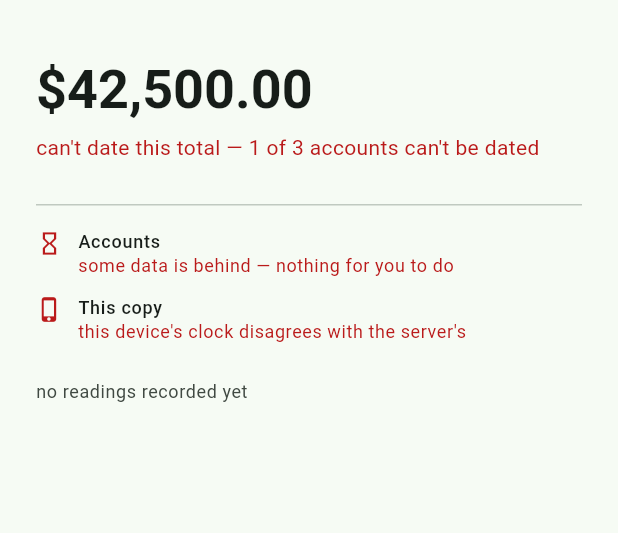
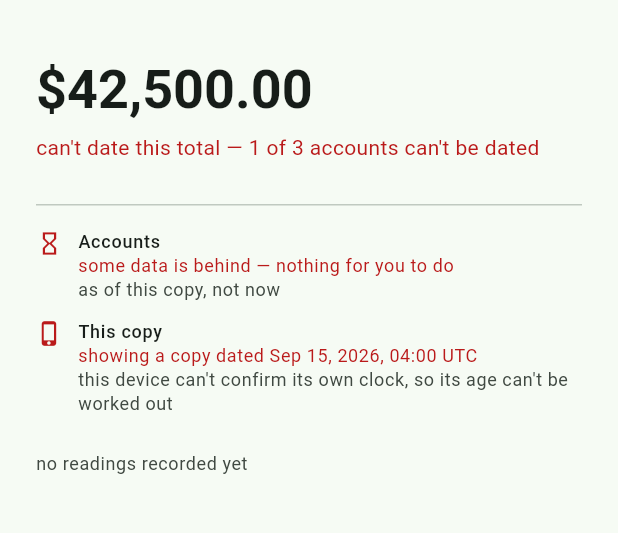
Before and after one commit to orzzzl/networth, a Flutter app: the screen it shows after launch, on a phone screen of 412 x 824 dp, the part 63-596 px from its top. Run offline on Flutter 3.47's test engine with Material 3 defaults, Android fonts, the phone set to English and light mode, and no system bars; our stand-ins replace flutter_secure_storage.

Commit message:
Task 22: the copy row says why, and only one branch may blame the host
§9.1's predicate computes a reason and `SnapshotView` threw it away: the row
read the `CopyFreshness` enum, so the whole verdict collapsed to three strings.
One of them, `copyStale`, was *"overdue — nothing new since <t>"* — which is
`HOST_NOT_PUBLISHING`, a claim about the server, asserted on the strength of the
stale indicator alone.

The predicate reaches `COPY_STALE` by two routes, and the other one is
`CANNOT_CHECK`: the phone could not reach the server. This build performs no
fetches at all, so its diagnostics are `DiagnosticsAbsent` and every stale copy
takes that route — meaning the shipped default screen told the owner nothing had
been published by a host it had never once contacted. That is the exact
misattribution §9.1 names as its reason for splitting the two.

`copyUnknown` had the same shape: one sentence, *"this device's clock disagrees
with the server's"*, for all three `ClockDisagreement` values. Only the first is
about two clocks disagreeing; `deviceClockMovedBackwards` is this device
contradicting itself and is the only one fixable here; `clockContinuityUnknown`
is the *absence* of evidence, and calling that a disagreement is the confident
answer §9.1 rule 1 forbids. It is also what the build renders today, since
`HomePage` fails closed to `noAnchor` until this task's monotonic source lands —
so the merged string was wrong on the default screen, not in a corner.

Now: line one is the copy's age and names no cause; line two is the cause, one
sentence per thing the owner might do about it, and exactly one branch —
`HostNotPublishing`, where all three conjuncts held — may speak about the
server. `connectionAsOfCopy` adds §9.2's third rule, labelling the payload's
connection state historical over a copy that is not current.

`copy_text.dart` is public and separate because the widget path cannot reach
most of it: eight of the twelve sentences need fetch records this build never
writes, and left private in the view they would have been eight strings nothing
could pin. That is how the deleted sentence survived — computed correctly, then
rendered by a branch no test looked at.

357 tests (332 before), analyze clean, secret scan clean.

```diff
--- a/app/lib/l10n/app_en.arb
+++ b/app/lib/l10n/app_en.arb
@@ -74,14 +74,91 @@
     "placeholders": { "timestamp": { "type": "String" } }
   },
 
-  "copyStale": "overdue — nothing new since {timestamp}",
+  "copyStale": "showing a copy from {timestamp}",
   "@copyStale": {
+    "description": "The age of the copy on screen, and nothing else. Through task 22 this read 'overdue — nothing new since {timestamp}', which asserts DESIGN.md §9.1's HOST_NOT_PUBLISHING — a claim about the server — for every stale copy, including the ones the phone reached CANNOT_CHECK on precisely because it could not reach the server. The cause now goes on its own line below, so a phone that cannot check says so instead of blaming a host it never spoke to.",
     "placeholders": { "timestamp": { "type": "String" } }
   },
 
-  "copyUnknown": "this device's clock disagrees with the server's",
-  "@copyUnknown": {
-    "description": "Neither clock is called wrong, because this side cannot tell which one is. DESIGN.md §9.1 rule 1: the two clocks are never merged."
+  "copyUnknownShowing": "showing a copy dated {timestamp}",
+  "@copyUnknownShowing": {
+    "description": "The COPY_UNKNOWN counterpart of copyStale. Says 'dated' rather than 'from' because the whole state is that this device cannot place the copy in time — 'from' quietly claims the age the copyUnknown* reason lines go on to disclaim.",
+    "placeholders": { "timestamp": { "type": "String" } }
+  },
+
+  "copyReasonHostNotPublishing": "nothing newer has been published — your server last confirmed this copy {timestamp}",
+  "@copyReasonHostNotPublishing": {
+    "description": "DESIGN.md §9.1 HOST_NOT_PUBLISHING. This is the ONLY copy string that makes a claim about the server, and it earns it: all three conjuncts held, meaning the phone reached the host and the host offered nothing newer. The confirmation instant is in the sentence because a claim about someone else is worth what its last check is worth.",
+    "placeholders": { "timestamp": { "type": "String" } }
+  },
+
+  "copyReasonNeverFetched": "this device hasn't checked yet",
+  "@copyReasonNeverFetched": {
+    "description": "§9.1's 'never fetched'. Says only that, and asks for nothing: a new install has no problem."
+  },
+
+  "copyReasonOffline": "no network here, so it couldn't check",
+  "@copyReasonOffline": {
+    "description": "FetchFailureClass.offline. Ordinary and self-correcting; the wording deliberately gives the owner nothing to do."
+  },
+
+  "copyReasonHostUnreachable": "the network is fine, but your server didn't answer",
+  "@copyReasonHostUnreachable": {
+    "description": "FetchFailureClass.hostUnreachable — what a lost VPS looks like from the only screen that can report it. Names the network as working because that is the whole distinction from copyReasonOffline, and the two sit at opposite ends of how much the owner should care (§9.1)."
+  },
+
+  "copyReasonCredentialRejected": "your server refused this device — it needs pairing again",
+  "@copyReasonCredentialRejected": {
+    "description": "FetchFailureClass.credentialRejected. The one failure class whose fix is re-pairing, so it is the one that names a remedy."
+  },
+
+  "copyReasonTransportError": "your server answered with something this app couldn't use",
+  "@copyReasonTransportError": {
+    "description": "FetchFailureClass.transportError — reached it, it answered, the answer was unusable. Says the answer was unusable rather than naming TLS, a 5xx or a parse failure: those are the same thing for him to do, which is wait and then look at the server."
+  },
+
+  "copyReasonNotCheckedSinceDue": "this device hasn't needed to check again yet",
+  "@copyReasonNotCheckedSinceDue": {
+    "description": "NotCheckedSinceDue: fetching is fine, the last success simply predates the copy's own deadline. Nothing is wrong and nobody is blamed, so the sentence blames nobody."
+  },
+
+  "copyReasonRecordsUnusable": "this device can't read its own notes, so it can't tell why",
+  "@copyReasonRecordsUnusable": {
+    "description": "RecordsUnusable. Deliberately not the 'hasn't checked yet' sentence: saying that to a phone which has fetched for a month and lost its notes is a claim with nothing behind it. Carries no stored bytes and names no path."
+  },
+
+  "copyReasonServedPayloadNotHeld": "your server's latest copy isn't the one shown here",
+  "@copyReasonServedPayloadNotHeld": {
+    "description": "ServedPayloadNotHeld. On this design the divergence has exactly one cause — a fetch this phone REFUSED under I6 — so the sentence states the divergence and accuses the host of nothing; the §9.3 downgrade warning beside it is the honest surface for the cause."
+  },
+
+  "copyUnknownFuture": "the copy is dated ahead of this device's clock, so its age can't be worked out",
+  "@copyUnknownFuture": {
+    "description": "ClockDisagreement.payloadFromTheFuture. Neither clock is called wrong, because this side cannot tell which one is (DESIGN.md §9.1 rule 1: the two clocks are never merged)."
+  },
+
+  "copyUnknownClockMovedBackwards": "this device's clock has moved backwards, so its age can't be worked out",
+  "@copyUnknownClockMovedBackwards": {
+    "description": "ClockDisagreement.deviceClockMovedBackwards. A detected fault, and the only one of the three that is fixed on this phone — which is why it is its own sentence rather than sharing copyUnknownFuture's."
+  },
+
+  "copyUnknownClockUnconfirmed": "this device can't confirm its own clock, so its age can't be worked out",
+  "@copyUnknownClockUnconfirmed": {
+    "description": "ClockDisagreement.clockContinuityUnknown — the ABSENCE of evidence, not a detected fault. Kept apart from copyUnknownClockMovedBackwards because telling the owner those are the same thing would be the confident answer §9.1 rule 1 forbids."
+  },
+
+  "copyReasonLastChecked": "{reason} — last checked {timestamp}",
+  "@copyReasonLastChecked": {
+    "description": "Appends the last successful check to a reason that does not already carry an instant. Applied only when one exists: a phone that has attempted under this pairing and never succeeded has no instant, and inventing one would be the same lie the CannotCheck.since nullable exists to prevent.",
+    "placeholders": {
+      "reason": { "type": "String" },
+      "timestamp": { "type": "String" }
+    }
+  },
+
+  "connectionAsOfCopy": "as of this copy, not now",
+  "@connectionAsOfCopy": {
+    "description": "DESIGN.md §9.2's third implementation rule: the connection state shown is always the one INSIDE the payload, so a stale copy shows a stale connection state — correctly labelled as historical rather than silently presented as now. Rendered only when the copy is not fresh; over a fresh copy it would be noise, and the rule is about the case where the two differ."
   },
 
   "historyLabel": "History",
--- /dev/null
+++ b/app/lib/src/ui/copy_text.dart
@@ -0,0 +1,88 @@
+import '../../l10n/generated/app_localizations.dart';
+import '../domain/copy_freshness.dart';
+import '../domain/fetch_diagnostics.dart';
+import 'instant.dart';
+
+/// The words for §9.1's copy verdict — the whole matrix, as two pure functions.
+///
+/// **Its own file, and public, because the widget path cannot reach most of it.**
+/// There are twelve distinct sentences here, and this build performs no fetches,
+/// so its diagnostics are [DiagnosticsAbsent] and a widget test can only ever
+/// drive four: fresh, the three clock disagreements, and `NeverFetched`. The
+/// other eight — every [FetchFailureClass], `NotCheckedSinceDue`,
+/// `RecordsUnusable`, `ServedPayloadNotHeld` and `HostNotPublishing` — become
+/// reachable on screen only when this task's transport starts writing records.
+///
+/// Left private inside the view they would have been eight strings nothing could
+/// pin until then, which is how the sentence this change exists to delete got
+/// into the shipped build in the first place: it was *computed* correctly and
+/// then rendered by a branch no test looked at. Mapping a verdict to a sentence
+/// is a unit; laying it out is the widget's job.
+
+/// The copy row's own claim: what is on screen, and how old it is.
+///
+/// **No cause appears here**, which is the shape of the fix. Through task `22`
+/// this line read *"overdue — nothing new since `<t>`"* for every stale copy, and
+/// that sentence is §9.1's `HOST_NOT_PUBLISHING` — a claim about the *server*.
+/// The predicate reaches `COPY_STALE` by two routes, and the other one,
+/// `CANNOT_CHECK`, means the phone could not reach the server at all. Saying
+/// "nothing new has been published" there accuses a host this device may never
+/// have spoken to, which is the exact misattribution §9.1 exists to prevent.
+/// The cause belongs to [copyReasonText], where exactly one branch may mention
+/// the host.
+String copyDetailText(AppLocalizations l10n, CopyState copy, DateTime publishedAt) {
+  final published = formatInstantUtc(l10n, publishedAt);
+  return switch (copy) {
+    CopyFresh() => l10n.copyFresh(published),
+    CopyStale() => l10n.copyStale(published),
+    // "dated", not "from": the whole state is that this device cannot place the
+    // copy in time, and "from" quietly claims the age the next line disclaims.
+    CopyUnknown() => l10n.copyUnknownShowing(published),
+  };
+}
+
+/// Why, in the owner's terms — one sentence per thing he might do about it.
+///
+/// `null` for a fresh copy: there is nothing further to say, and a row that
+/// always carries a second line teaches the eye to skip the second line.
+String? copyReasonText(AppLocalizations l10n, CopyState copy) => switch (copy) {
+      CopyFresh() => null,
+      CopyUnknown(:final disagreement) => switch (disagreement) {
+          ClockDisagreement.payloadFromTheFuture => l10n.copyUnknownFuture,
+          ClockDisagreement.deviceClockMovedBackwards => l10n.copyUnknownClockMovedBackwards,
+          ClockDisagreement.clockContinuityUnknown => l10n.copyUnknownClockUnconfirmed,
+        },
+      // **The one branch allowed to speak about the server**, because it is the
+      // one where all three of §9.1's conjuncts held: the phone reached the host
+      // and the host offered nothing newer. Its confirmation instant is inside
+      // its own sentence, so it never takes the `last checked` suffix — the
+      // suffix would restate the same instant twice.
+      CopyStale(reason: HostNotPublishing(:final confirmedAt)) =>
+        l10n.copyReasonHostNotPublishing(formatInstantUtc(l10n, confirmedAt)),
+      CopyStale(reason: CannotCheck(:final cause, :final since)) =>
+        _withLastChecked(l10n, _cannotCheckText(l10n, cause), since),
+    };
+
+/// Appends the last successful check, when there was one.
+///
+/// [since] is `null` on a phone that has attempted under this pairing and never
+/// succeeded — a real state, and a different one from never having attempted.
+/// Nothing is substituted for it: an invented instant would be the same lie the
+/// nullable itself exists to refuse, one layer up.
+String _withLastChecked(AppLocalizations l10n, String reason, DateTime? since) =>
+    since == null ? reason : l10n.copyReasonLastChecked(reason, formatInstantUtc(l10n, since));
+
+String _cannotCheckText(AppLocalizations l10n, CannotCheckCause cause) => switch (cause) {
+      NeverFetched() => l10n.copyReasonNeverFetched,
+      NotCheckedSinceDue() => l10n.copyReasonNotCheckedSinceDue,
+      ServedPayloadNotHeld() => l10n.copyReasonServedPayloadNotHeld,
+      // The sentence carries none of the stored bytes and names no path: this is
+      // the owner's screen, and `RecordsUnusable.reason` is `debugLog`'s.
+      RecordsUnusable() => l10n.copyReasonRecordsUnusable,
+      FetchFailed(:final errorClass) => switch (errorClass) {
+          FetchFailureClass.offline => l10n.copyReasonOffline,
+          FetchFailureClass.hostUnreachable => l10n.copyReasonHostUnreachable,
+          FetchFailureClass.credentialRejected => l10n.copyReasonCredentialRejected,
+          FetchFailureClass.transportError => l10n.copyReasonTransportError,
+        },
+    };
--- a/app/lib/src/ui/snapshot_view.dart
+++ b/app/lib/src/ui/snapshot_view.dart
@@ -5,9 +5,9 @@ import '../domain/clock_continuity.dart';
 import '../domain/copy_freshness.dart';
 import '../domain/net_worth_history.dart';
 import '../domain/phone_payload.dart';
+import 'copy_text.dart';
 import 'headline.dart';
 import 'history_curve.dart';
-import 'instant.dart';
 
 /// One published snapshot, with both staleness dimensions kept apart.
 ///
@@ -56,6 +56,14 @@ class SnapshotView extends StatelessWidget {
   @override
   Widget build(BuildContext context) {
     final l10n = AppLocalizations.of(context);
+    // **The whole verdict, evaluated once.** Both rows read it — the copy row for
+    // its own claim and the connection row to decide whether its state is
+    // historical — and evaluating it twice would let them disagree about the same
+    // instant. It is the `CopyState` and not the [CopyFreshness] enum because the
+    // enum is the indicator only: the reason travels beside it, and dropping it
+    // here is what made the copy row assert `HOST_NOT_PUBLISHING` over every
+    // stale copy (see `copyStale`'s note in the ARB).
+    final copy = payload.copyState(deviceNow, continuity: continuity);
     // **Scrollable, because this screen's height is not ours to choose.** The
     // curve made the content taller than a 640x360 landscape viewport and the
     // `Column` rendered overflow stripes — and the same arithmetic fails in
@@ -77,14 +85,20 @@ class SnapshotView extends StatelessWidget {
             icon: _connectionIcon(payload.connectionState),
             label: l10n.accountsLabel,
             detail: _connectionText(l10n, payload.connectionState),
+            // §9.2 rule 3: this state came out of the payload, so over a copy
+            // that is not current it describes then and not now. Shown only in
+            // that case — over a fresh copy the qualifier is noise, and the rule
+            // exists for the case where the two actually differ.
+            reason: copy is CopyFresh ? null : l10n.connectionAsOfCopy,
             isWarning: payload.connectionState != ConnectionDisplayState.ok,
           ),
           const SizedBox(height: 12),
           _Dimension(
             icon: Icons.phone_iphone,
             label: l10n.thisCopyLabel,
-            detail: _copyText(l10n, payload, deviceNow, continuity),
-            isWarning: payload.copyFreshness(deviceNow, continuity: continuity) != CopyFreshness.fresh,
+            detail: copyDetailText(l10n, copy, payload.publishedAt),
+            reason: copyReasonText(l10n, copy),
+            isWarning: copy is! CopyFresh,
           ),
           // Last, deliberately. The order on this screen is the order of the
           // claims: the number, its age, the two reasons it could be old, and
@@ -112,12 +126,23 @@ class _Dimension extends StatelessWidget {
     required this.icon,
     required this.label,
     required this.detail,
+    required this.reason,
     required this.isWarning,
   });
 
   final IconData icon;
   final String label;
   final String detail;
+
+  /// The second line, or `null` when there is nothing further to say.
+  ///
+  /// **Required rather than defaulted to `null`**, for the reason the two seams
+  /// on [SnapshotView] are: a row whose cause is the point of the row is a row a
+  /// caller must not be able to build without deciding about it. Omitting the
+  /// argument is how the reason gets computed and then dropped, which is the
+  /// defect this change exists to fix.
+  final String? reason;
+
   final bool isWarning;
 
   @override
@@ -135,6 +160,17 @@ class _Dimension extends StatelessWidget {
             children: [
               Text(label, style: theme.textTheme.labelMedium),
               Text(detail, style: theme.textTheme.bodySmall?.copyWith(color: colour)),
+              // Its own `Text`, never concatenated into the line above: the
+              // claim and its cause are two facts, they wrap independently at
+              // large system text sizes, and a screen reader announces them as
+              // two things to weigh rather than one long sentence.
+              if (reason case final String text)
+                Text(
+                  text,
+                  style: theme.textTheme.bodySmall?.copyWith(
+                    color: theme.colorScheme.onSurfaceVariant,
+                  ),
+                ),
             ],
           ),
         ),
@@ -166,15 +202,3 @@ String _connectionText(AppLocalizations l10n, ConnectionDisplayState state) =>
       ConnectionDisplayState.waiting => l10n.connectionWaiting,
       ConnectionDisplayState.actionNeeded => l10n.connectionActionNeeded,
     };
-
-String _copyText(
-  AppLocalizations l10n,
-  PhonePayload payload,
-  DateTime deviceNow,
-  ClockContinuity continuity,
-) =>
-    switch (payload.copyFreshness(deviceNow, continuity: continuity)) {
-      CopyFreshness.fresh => l10n.copyFresh(formatInstantUtc(l10n, payload.publishedAt)),
-      CopyFreshness.stale => l10n.copyStale(formatInstantUtc(l10n, payload.publishedAt)),
-      CopyFreshness.unknown => l10n.copyUnknown,
-    };
```
Also changed, not shown: app/lib/src/domain/phone_payload.dart (+30 -3 lines), app/lib/l10n/generated/app_localizations.dart, app/lib/l10n/generated/app_localizations_en.dart, 2 other files.
